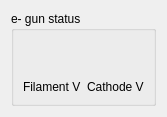
Qt form src/widgets/eGunLV.ui (srgblnch/LinacGUI) before a commit.
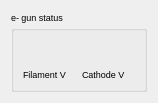
The same form after that commit. Custom widgets are drawn as their Qt base class.

Commit message: changes in the font size and the subwidget compact to fix visualization issues

```diff
--- a/src/widgets/eGunLV.ui
+++ b/src/widgets/eGunLV.ui
@@ -6,8 +6,8 @@
    <rect>
     <x>0</x>
     <y>0</y>
-    <width>157</width>
-    <height>98</height>
+    <width>158</width>
+    <height>95</height>
    </rect>
   </property>
   <property name="windowTitle">
@@ -16,6 +16,11 @@
   <layout class="QGridLayout" name="gridLayout_2">
    <item row="0" column="0">
     <widget class="TaurusGroupBox" name="eGunGroup">
+     <property name="font">
+      <font>
+       <pointsize>7</pointsize>
+      </font>
+     </property>
      <property name="title">
       <string>e- gun status</string>
      </property>
```
The commit also changes 23 other files.
